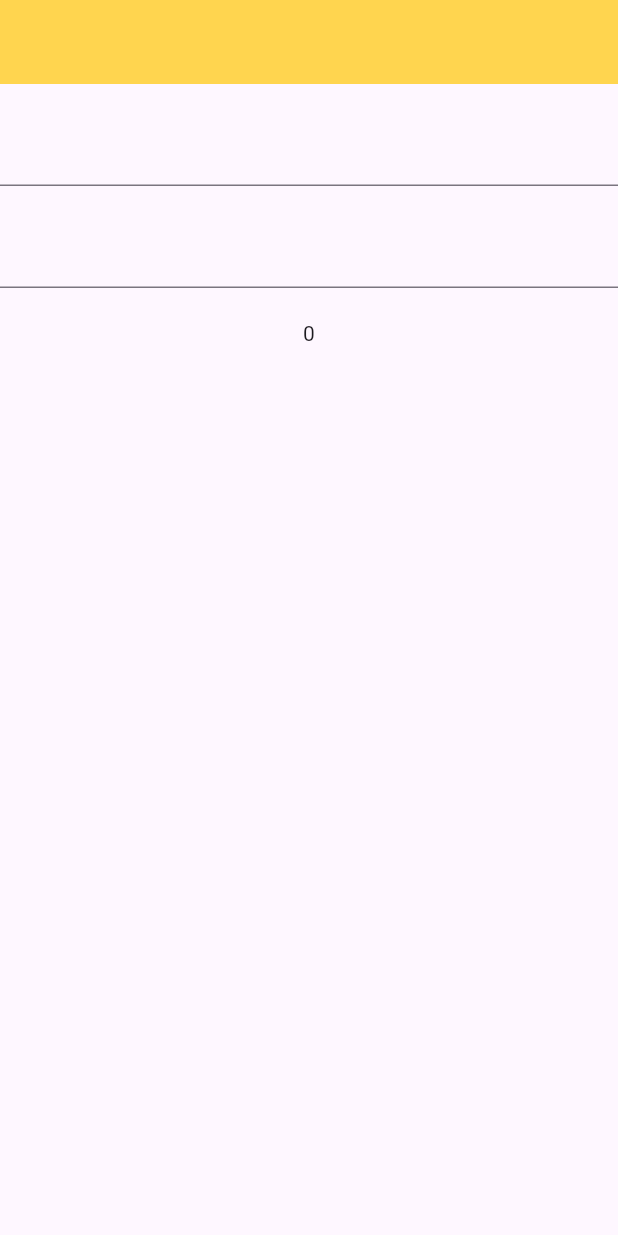
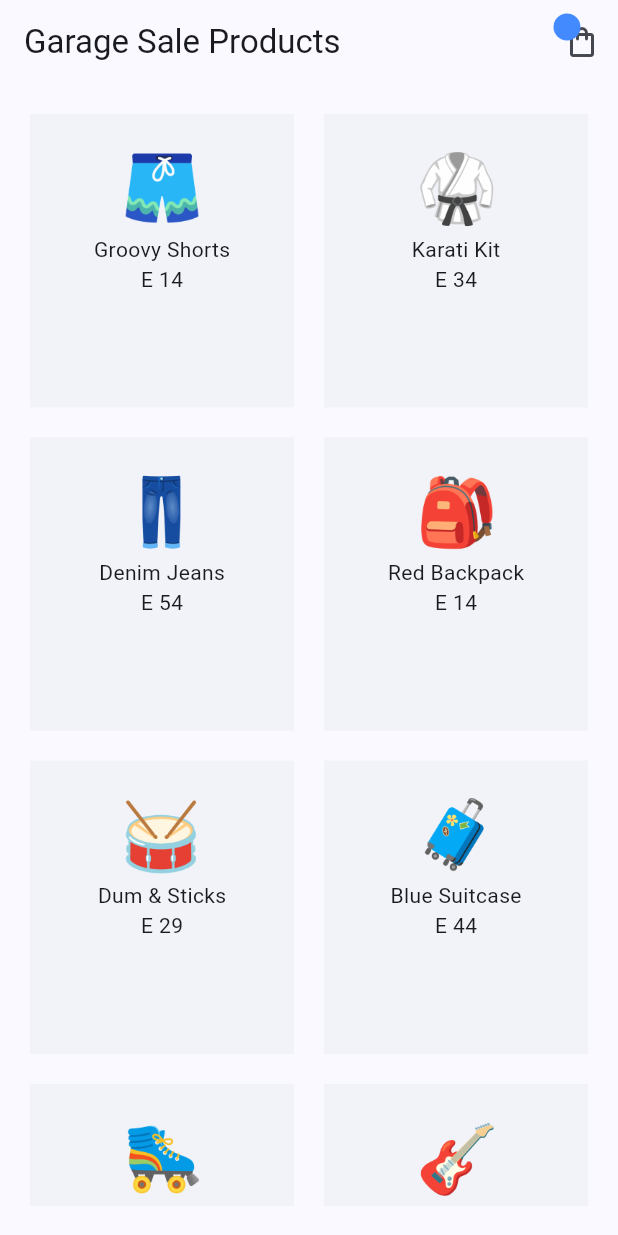
Before and after one commit to azizbekyokhubov1999/riverpod_st_ma_training, a Flutter app: the screen it shows after launch, on a phone screen of 412 x 824 dp. Run offline on Flutter 3.47's test engine with Material 3 defaults, Android fonts, the light colour scheme and no system bars; our stand-ins replace flutter_riverpod.

Commit message:
Riverpod Training_4 - Explain read only provider with small product app

```diff
--- a/lib/main.dart
+++ b/lib/main.dart
@@ -1,6 +1,7 @@
 import 'package:flutter/material.dart';
 import 'package:flutter_riverpod/flutter_riverpod.dart';
 import 'package:riverpod_st_ma_training/controllers/user_controller.dart';
+import 'package:riverpod_st_ma_training/screens/home/home_screen.dart';
 import 'package:riverpod_st_ma_training/user.dart';
 
 import 'home_page.dart';
@@ -23,6 +24,32 @@
 );
 
 
+// void main() {
+//   runApp(
+//       ProviderScope(
+//           child: const MyApp()
+//       )
+//   );
+// }
+//
+// class MyApp extends StatelessWidget {
+//   const MyApp({super.key});
+//
+//   @override
+//   Widget build(BuildContext context) {
+//     return MaterialApp(
+//       title: 'Flutter Demo',
+//       debugShowCheckedModeBanner: false,
+//       theme: ThemeData(
+//         colorScheme: ColorScheme.fromSeed(seedColor: Colors.deepPurple),
+//         useMaterial3: true,
+//       ),
+//       home: const MyHomePage(),
+//     );
+//   }
+// }
+
+
 void main() {
   runApp(
       ProviderScope(
@@ -37,13 +64,12 @@
   @override
   Widget build(BuildContext context) {
     return MaterialApp(
-      title: 'Flutter Demo',
+      title: 'Flutter Riverpod',
       debugShowCheckedModeBanner: false,
       theme: ThemeData(
-        colorScheme: ColorScheme.fromSeed(seedColor: Colors.deepPurple),
-        useMaterial3: true,
+        colorScheme: ColorScheme.fromSeed(seedColor: Colors.blueAccent),
       ),
-      home: const MyHomePage(),
+      home: const HomeScreen(),
     );
   }
 }
--- /dev/null
+++ b/lib/models/poduct.dart
@@ -0,0 +1,8 @@
+class Product {
+  const Product({ required this.id, required this.title, required this.price, required this.image });
+
+  final String id;
+  final String title;
+  final int price;
+  final String image;
+}
--- /dev/null
+++ b/lib/providers/product_provider.dart
@@ -0,0 +1,63 @@
+import 'package:flutter_riverpod/flutter_riverpod.dart';
+
+import '../models/poduct.dart';
+
+const List<Product> allProducts = [
+  Product(
+      id: "1",
+      title: "Groovy Shorts",
+      price: 14,
+      image: "assets/products/shorts.png"
+  ),
+  Product(
+      id: "2",
+      title: "Karati Kit",
+      price: 34,
+      image: "assets/products/karati.png"
+  ),
+  Product(
+      id: "3",
+      title: "Denim Jeans",
+      price: 54,
+      image: "assets/products/jeans.png"
+  ),
+  Product(
+      id: "4",
+      title: "Red Backpack",
+      price: 14,
+      image: "assets/products/backpack.png"
+  ),
+  Product(
+      id: "5",
+      title: "Dum & Sticks",
+      price: 29,
+      image: "assets/products/drum.png"
+  ),
+  Product(
+      id: "6",
+      title: "Blue Suitcase",
+      price: 44,
+      image: "assets/products/suitcase.png"
+  ),
+  Product(
+      id: "7",
+      title: "Roller Skates",
+      price: 62,
+      image: "assets/products/skates.png"
+  ),
+  Product(
+      id: "8",
+      title: "Electric Guitar",
+      price: 79,
+      image: "assets/products/guitar.png"
+  ),
+
+];
+
+final productProvider = Provider((ref) {
+  return allProducts;
+});
+
+final reducedProductsProvider = Provider((ref) {
+  return allProducts.where((p) => p.price < 50).toList();
+});
--- /dev/null
+++ b/lib/screens/cart/cart_screen.dart
@@ -0,0 +1,35 @@
+import 'package:flutter/material.dart';
+
+class CartScreen extends StatefulWidget {
+  const CartScreen({super.key});
+
+  @override
+  State<CartScreen> createState() => _CartScreenState();
+}
+
+class _CartScreenState extends State<CartScreen> {
+  bool showCoupon = true;
+
+  @override
+  Widget build(BuildContext context) {
+    return Scaffold(
+      appBar: AppBar(
+        title: const Text('Your Cart'),
+        centerTitle: true,
+        // actions: [],
+      ),
+      body: Container(
+        padding: const EdgeInsets.all(30),
+        child: const Column(
+          children: [
+            Column(
+              children: [], // output cart products here
+            ),
+
+            // output totals here
+          ],
+        ),
+      ),
+    );
+  }
+}
--- /dev/null
+++ b/lib/screens/home/home_screen.dart
@@ -0,0 +1,51 @@
+import 'package:flutter/material.dart';
+import 'package:flutter_riverpod/flutter_riverpod.dart';
+import 'package:riverpod_st_ma_training/providers/product_provider.dart';
+
+import '../../shared/cart_icon.dart';
+
+class HomeScreen extends ConsumerWidget {
+  const HomeScreen({super.key});
+
+  @override
+  Widget build(BuildContext context, WidgetRef ref) {
+
+    final allProducts = ref.watch(productProvider);
+
+    return Scaffold(
+      appBar: AppBar(
+        title: const Text('Garage Sale Products'),
+        actions: const [CartIcon()],
+      ),
+      body: Padding(
+        padding: const EdgeInsets.all(20),
+        child: GridView.builder(
+          itemCount: allProducts.length,
+          gridDelegate:const SliverGridDelegateWithFixedCrossAxisCount(
+            crossAxisCount: 2,
+            mainAxisSpacing: 20,
+            crossAxisSpacing: 20,
+            childAspectRatio: 0.9,
+          ),
+          itemBuilder:(context, index) {
+            return Container(
+              padding: const EdgeInsets.all(20),
+              color: Colors.blueGrey.withOpacity(0.05),
+              child: Column(
+                children: [
+                  Image.asset(
+                      allProducts[index].image,
+                    width: 60,
+                    height: 60,
+                  ),
+                  Text(allProducts[index].title),
+                  Text("E ${allProducts[index].price}")
+                ],
+              ),
+            );
+          },
+        ),
+      ),
+    );
+  }
+}
--- /dev/null
+++ b/lib/shared/cart_icon.dart
@@ -0,0 +1,36 @@
+import 'package:flutter/material.dart';
+
+import '../screens/cart/cart_screen.dart';
+
+class CartIcon extends StatelessWidget {
+  const CartIcon({super.key});
+
+  @override
+  Widget build(BuildContext context) {
+    return Stack(
+      children: [
+        IconButton(
+          onPressed: () {
+            Navigator.push(context, MaterialPageRoute(builder: (context) {
+              return const CartScreen();
+            }));
+          },
+          icon: const Icon(Icons.shopping_bag_outlined),
+        ),
+        Positioned(
+          top: 5,
+          left: 5,
+          child: Container(
+            width: 18,
+            height: 18,
+            alignment: Alignment.center,
+            decoration: BoxDecoration(
+              borderRadius: BorderRadius.circular(10),
+              color: Colors.blueAccent,
+            ),
+          ),
+        ),
+      ],
+    );
+  }
+}
--- a/pubspec.yaml
+++ b/pubspec.yaml
@@ -28,9 +28,8 @@
 flutter:
   uses-material-design: true
 
-  # To add assets to your application, add an assets section, like this:
-  # assets:
-  #   - images/a_dot_burr.jpeg
+  assets:
+     - assets/products/
   #   - images/a_dot_ham.jpeg
 
   # An image asset can refer to one or more resolution-specific "variants", see
```
Also changed, not shown: assets/products/backpack.png (added), assets/products/drum.png (added), assets/products/guitar.png (added), assets/products/jeans.png (added), assets/products/karati.png (added), assets/products/shorts.png (added), assets/products/skates.png (added), assets/products/suitcase.png (added).
